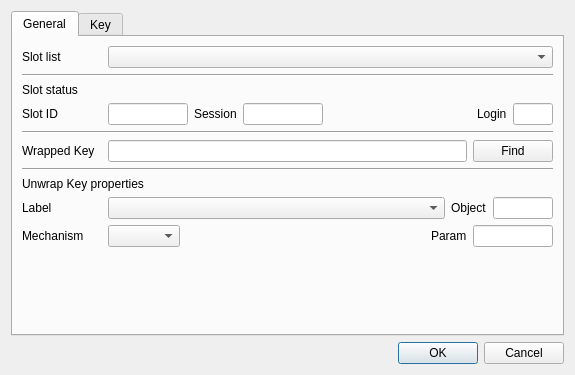
First picture: the form in CryptokiMan/unwrap_key_dlg.ui, repository jykim74/CryptokiMan, before the edit.
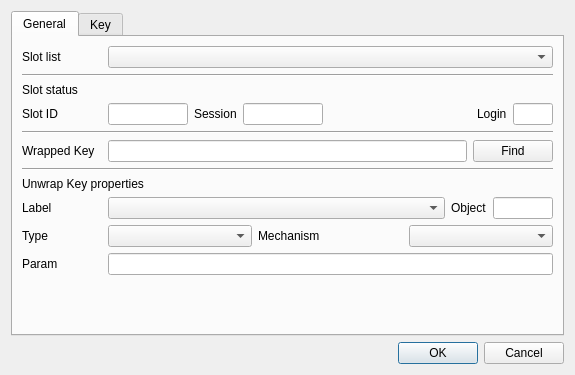
Second picture: the form after the edit. The open tabs and pages were chosen to show the change.

```diff
--- a/CryptokiMan/unwrap_key_dlg.ui
+++ b/CryptokiMan/unwrap_key_dlg.ui
@@ -7,7 +7,7 @@
     <x>0</x>
     <y>0</y>
     <width>567</width>
-    <height>375</height>
+    <height>362</height>
    </rect>
   </property>
   <property name="windowTitle">
@@ -238,53 +238,72 @@
         </layout>
        </item>
        <item>
-        <layout class="QGridLayout" name="gridLayout_6">
-         <item row="0" column="4">
-          <widget class="QLineEdit" name="mUnwrapParamText">
+        <layout class="QGridLayout" name="gridLayout_10">
+         <item row="0" column="1">
+          <widget class="QComboBox" name="mUnwrapTypeCombo"/>
+         </item>
+         <item row="0" column="2">
+          <widget class="QLabel" name="label_7">
+           <property name="minimumSize">
+            <size>
+             <width>80</width>
+             <height>0</height>
+            </size>
+           </property>
+           <property name="text">
+            <string>Mechanism</string>
+           </property>
+          </widget>
+         </item>
+         <item row="0" column="0">
+          <widget class="QLabel" name="label_18">
+           <property name="minimumSize">
+            <size>
+             <width>80</width>
+             <height>0</height>
+            </size>
+           </property>
            <property name="maximumSize">
             <size>
              <width>80</width>
              <height>16777215</height>
             </size>
            </property>
+           <property name="text">
+            <string>Type</string>
+           </property>
           </widget>
          </item>
-         <item row="0" column="1">
+         <item row="0" column="3">
           <widget class="QComboBox" name="mUnwrapMechCombo"/>
          </item>
-         <item row="0" column="3">
+        </layout>
+       </item>
+       <item>
+        <layout class="QGridLayout" name="gridLayout_9">
+         <item row="0" column="0">
           <widget class="QLabel" name="label_11">
+           <property name="minimumSize">
+            <size>
+             <width>80</width>
+             <height>0</height>
+            </size>
+           </property>
            <property name="text">
             <string>Param</string>
            </property>
           </widget>
          </item>
-         <item row="0" column="0">
-          <widget class="QLabel" name="label_7">
-           <property name="minimumSize">
+         <item row="0" column="1">
+          <widget class="QLineEdit" name="mUnwrapParamText">
+           <property name="maximumSize">
             <size>
-             <width>80</width>
-             <height>0</height>
+             <width>16777215</width>
+             <height>16777215</height>
             </size>
            </property>
-           <property name="text">
-            <string>Mechanism</string>
-           </property>
           </widget>
          </item>
-         <item row="0" column="2">
-          <spacer name="horizontalSpacer_3">
-           <property name="orientation">
-            <enum>Qt::Horizontal</enum>
-           </property>
-           <property name="sizeHint" stdset="0">
-            <size>
-             <width>40</width>
-             <height>20</height>
-            </size>
-           </property>
-          </spacer>
-         </item>
         </layout>
        </item>
        <item>
@@ -326,30 +345,6 @@
          <property name="topMargin">
           <number>0</number>
          </property>
-         <item row="0" column="2">
-          <widget class="QLabel" name="label_16">
-           <property name="text">
-            <string>Type</string>
-           </property>
-          </widget>
-         </item>
-         <item row="0" column="6">
-          <widget class="QLineEdit" name="mKeySizeText">
-           <property name="maximumSize">
-            <size>
-             <width>60</width>
-             <height>16777215</height>
-            </size>
-           </property>
-          </widget>
-         </item>
-         <item row="0" column="5">
-          <widget class="QLabel" name="label_18">
-           <property name="text">
-            <string>KeySize</string>
-           </property>
-          </widget>
-         </item>
          <item row="0" column="1">
           <widget class="QComboBox" name="mClassCombo"/>
          </item>
```
Left out of the diff: 35 changed lines with no effect on the pictures.
